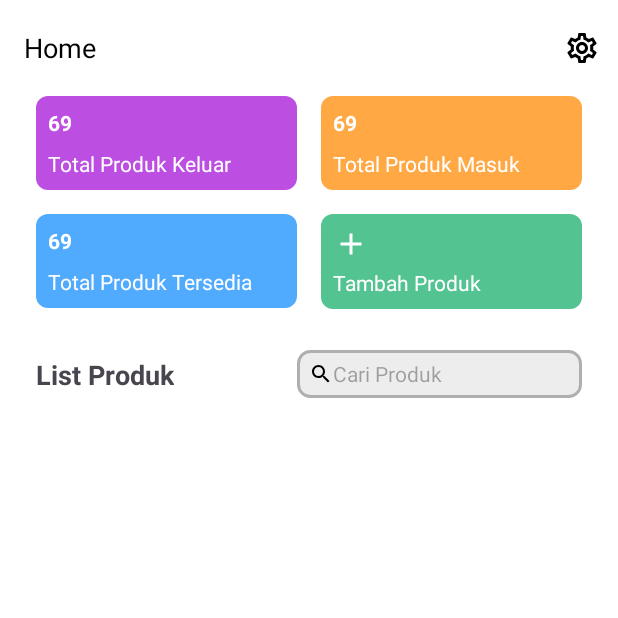
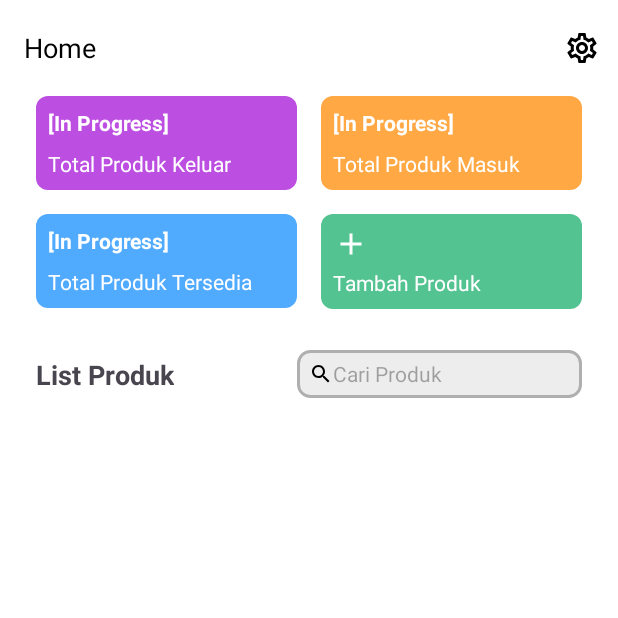
Before and after one commit to duopar/catat-arey-frontend, an Android app: the HomeActivity screen opened directly, with no data from a screen before it, on a phone screen of 412 x 824 dp, the top half of it. Run offline under Robolectric (Android 15) with nearby library versions, the phone set to English and light mode, and no system bars; our stand-ins replace Dagger/Hilt's generated code; network calls fail.

Commit message:
hardcoded strings update

```diff
--- a/app/src/main/res/values/strings.xml
+++ b/app/src/main/res/values/strings.xml
@@ -11,7 +11,7 @@
     <string name="invalid_username">Not a valid username</string>
     <string name="invalid_password">Password must be >5 characters</string>
     <string name="login_failed">"Login failed"</string>
-    <string name="number">69</string>
+    <string name="number">[In Progress]</string>
     <string name="total_produk_keluar_hari_ini">Total Produk Keluar Hari ini</string>
     <string name="total_produk_tersedia">Total Produk Tersedia</string>
     <string name="total_produk_masuk_hari_ini">Total Produk Masuk Hari ini</string>
@@ -26,10 +26,11 @@
     <string name="username">Username</string>
     <string name="password">Password</string>
     <string name="ubah_password">Ubah Password</string>
-    <string name="keluar">Keluar</string>
+    <string name="predict_sale">Prediksi Penjualan</string>
     <string name="nama_produk">Nama Produk</string>
     <string name="harga_produk">Harga Produk</string>
     <string name="stok_produk">Stok Produk</string>
+    <string name="keluar">Keluar</string>
     <string name="password_saat_ini">Password Saat Ini</string>
     <string name="password_baru">Password Baru</string>
     <string name="konfirmasi_password">Konfirmasi Password</string>
@@ -40,4 +41,5 @@
     <string name="estimasi_restock">Estimasi Restock</string>
     <string name="date">dd/mm/yyy</string>
     <string name="stok">Stok</string>
+    <string name="setting_greeting">"Halo, %1$s!"</string>
 </resources>
```
